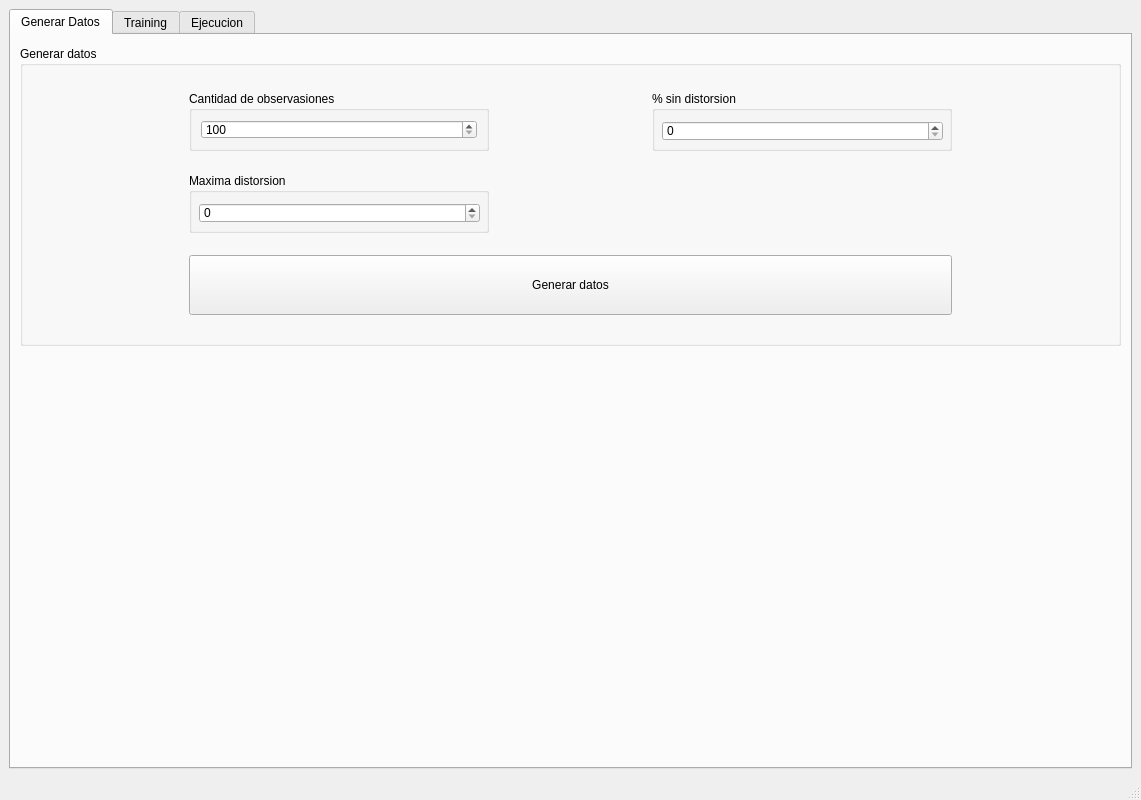
Above: UI.ui from MaregaAugusto/IA-MLP before the change. Below: the same form after it.
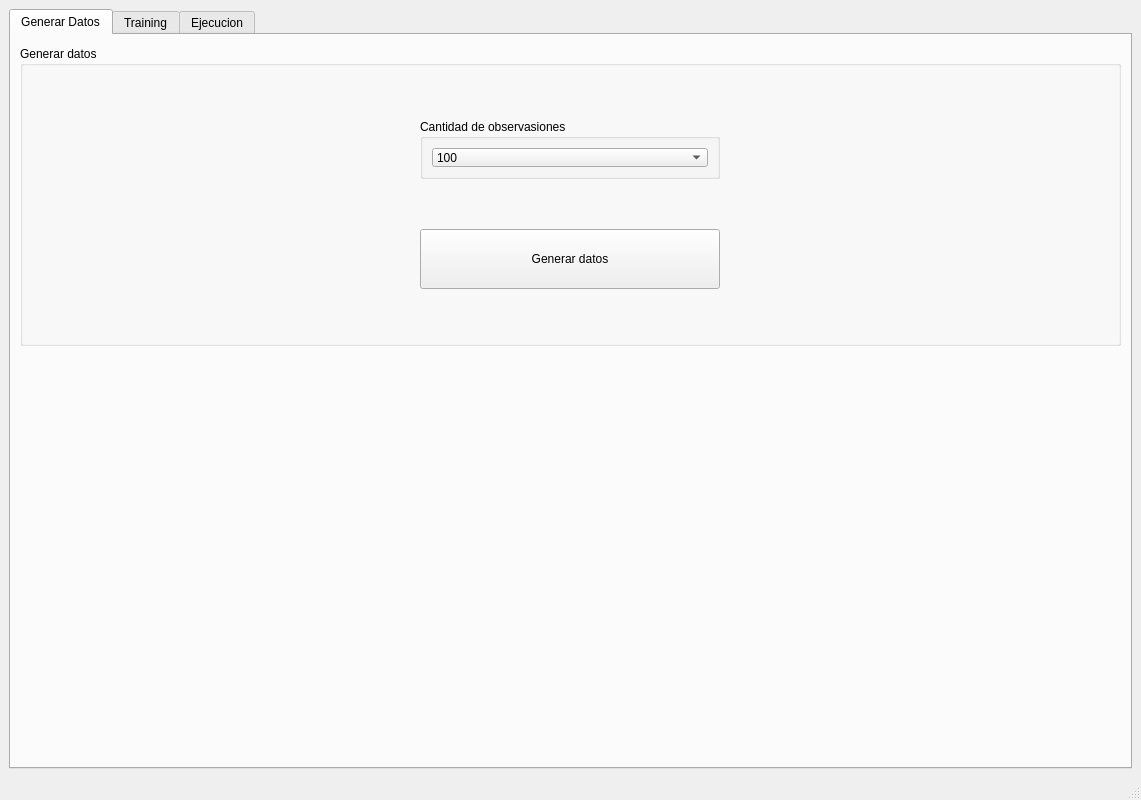
That is the form after the change.

Diff of the .ui file:
```diff
--- a/UI.ui
+++ b/UI.ui
@@ -79,88 +79,6 @@
            <string>Generar datos</string>
           </property>
           <layout class="QGridLayout" name="gridLayout_2">
-           <item row="1" column="1">
-            <widget class="QGroupBox" name="groupBox_3">
-             <property name="minimumSize">
-              <size>
-               <width>250</width>
-               <height>50</height>
-              </size>
-             </property>
-             <property name="maximumSize">
-              <size>
-               <width>300</width>
-               <height>60</height>
-              </size>
-             </property>
-             <property name="title">
-              <string>% sin distorsion</string>
-             </property>
-             <widget class="QSpinBox" name="sinDistorsion">
-              <property name="geometry">
-               <rect>
-                <x>10</x>
-                <y>30</y>
-                <width>281</width>
-                <height>20</height>
-               </rect>
-              </property>
-              <property name="maximumSize">
-               <size>
-                <width>300</width>
-                <height>20</height>
-               </size>
-              </property>
-              <property name="maximum">
-               <number>10</number>
-              </property>
-              <property name="singleStep">
-               <number>5</number>
-              </property>
-             </widget>
-            </widget>
-           </item>
-           <item row="2" column="0">
-            <widget class="QGroupBox" name="groupBox_4">
-             <property name="minimumSize">
-              <size>
-               <width>250</width>
-               <height>50</height>
-              </size>
-             </property>
-             <property name="maximumSize">
-              <size>
-               <width>300</width>
-               <height>60</height>
-              </size>
-             </property>
-             <property name="title">
-              <string>Maxima distorsion</string>
-             </property>
-             <widget class="QSpinBox" name="maxDistorsion">
-              <property name="geometry">
-               <rect>
-                <x>10</x>
-                <y>30</y>
-                <width>281</width>
-                <height>20</height>
-               </rect>
-              </property>
-              <property name="maximumSize">
-               <size>
-                <width>300</width>
-                <height>20</height>
-               </size>
-              </property>
-              <property name="maximum">
-               <number>30</number>
-              </property>
-              <property name="singleStep">
-               <number>5</number>
-              </property>
-             </widget>
-            </widget>
-           </item>
            <item row="1" column="0">
             <widget class="QGroupBox" name="separatorGroup">
              <property name="minimumSize">
@@ -180,28 +98,28 @@
              </property>
              <layout class="QHBoxLayout" name="horizontalLayout_4">
               <item>
-               <widget class="QSpinBox" name="cantObservaciones">
-                <property name="maximumSize">
-                 <size>
-                  <width>300</width>
-                  <height>20</height>
-                 </size>
-                </property>
-                <property name="minimum">
-                 <number>100</number>
-                </property>
-                <property name="maximum">
-                 <number>2000</number>
-                </property>
-                <property name="singleStep">
-                 <number>100</number>
-                </property>
+               <widget class="QComboBox" name="cantObservaciones">
+                <item>
+                 <property name="text">
+                  <string>100</string>
+                 </property>
+                </item>
+                <item>
+                 <property name="text">
+                  <string>500</string>
+                 </property>
+                </item>
+                <item>
+                 <property name="text">
+                  <string>1000</string>
+                 </property>
+                </item>
                </widget>
               </item>
              </layout>
             </widget>
            </item>
-           <item row="3" column="0" colspan="2">
+           <item row="2" column="0">
             <widget class="QPushButton" name="generarDatosButton">
              <property name="minimumSize">
               <size>
```
Left out of the diff: 6 changed lines with no effect on the pictures.
